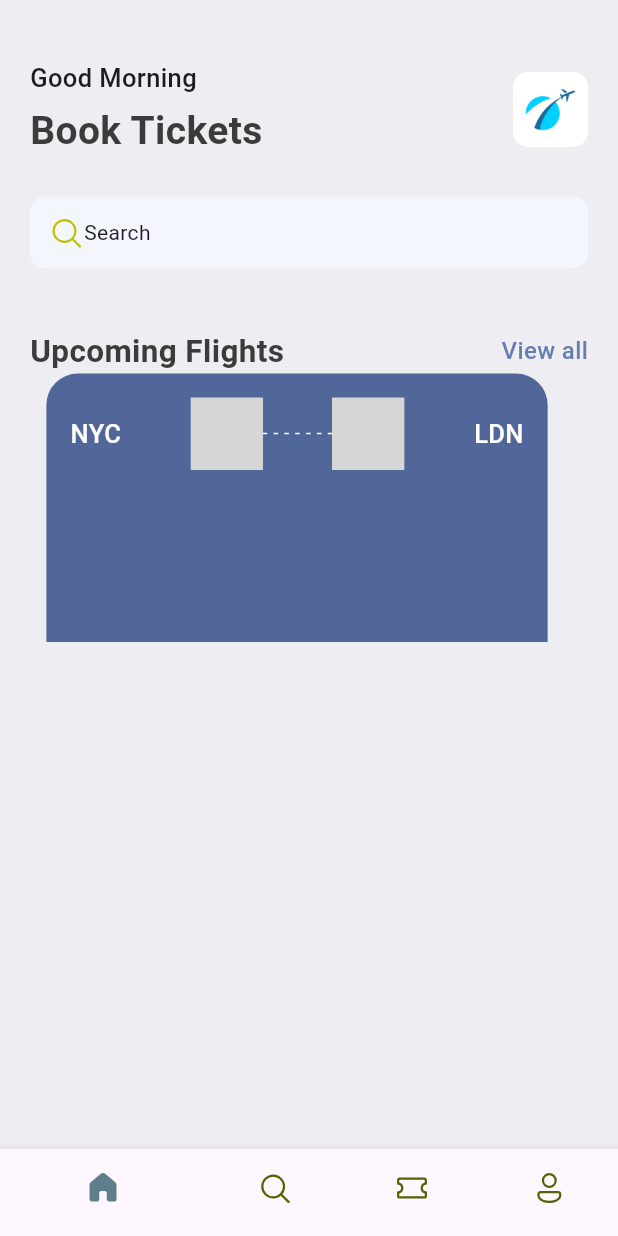
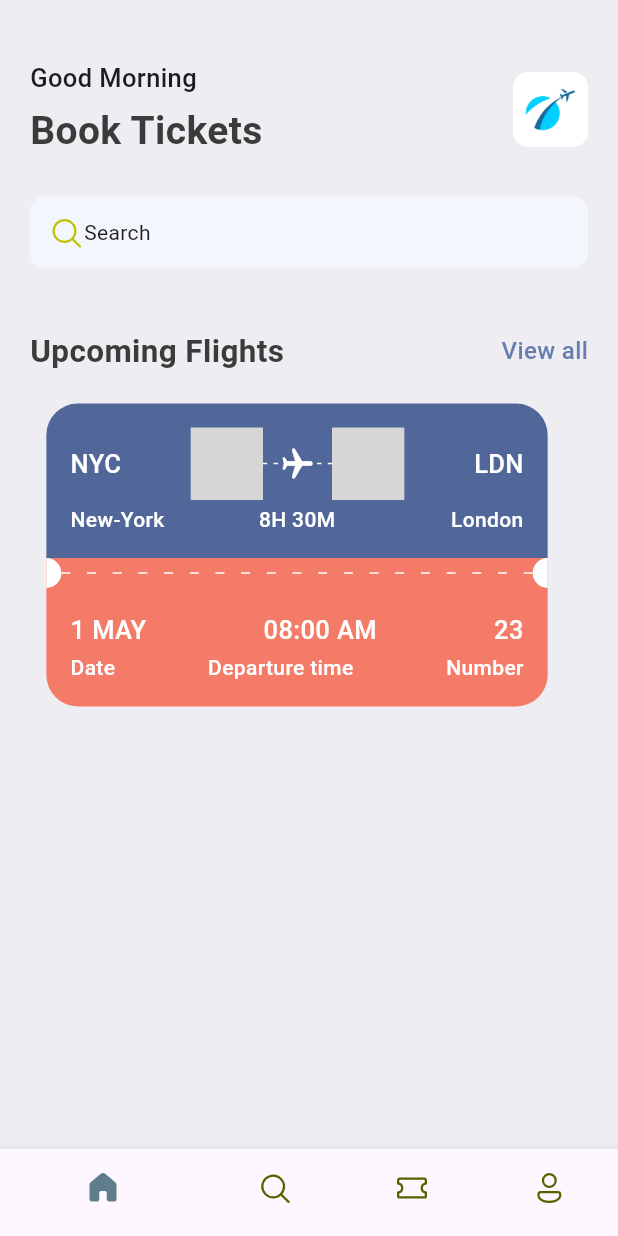
Before and after one commit to KarapetyanNarek/Ticket, a Flutter app: the screen it shows after launch, on a phone screen of 412 x 824 dp. Run offline on Flutter 3.47's test engine with Material 3 defaults, Android fonts, the light colour scheme and no system bars; our stand-ins replace fluentui_icons; grey boxes are pictures that could not be loaded.

Commit message:
Ticket Widget

```diff
--- a/lib/base/res/styles/app_styles.dart
+++ b/lib/base/res/styles/app_styles.dart
@@ -7,6 +7,7 @@ class AppStyles {
   static Color bgColor = const Color(0xFFeeedf2);
   static Color textColor = const Color(0xFF3b3b3b);
   static Color ticketBlue = const Color(0xFF526799);
+  static Color ticketOrange = const Color(0xFFF37B67);
 
   static TextStyle textStyle = TextStyle(
     fontSize: 16.0,
@@ -27,4 +28,8 @@ class AppStyles {
     fontSize: 17.0,
     fontWeight: FontWeight.w500,
   );
+  static TextStyle headLineStyle4 = const TextStyle(
+    fontSize: 14.0,
+    fontWeight: FontWeight.w500,
+  );
 }
--- a/lib/base/widgets/app_layoutbuilder_widget.dart
+++ b/lib/base/widgets/app_layoutbuilder_widget.dart
@@ -2,8 +2,9 @@ import 'package:flutter/material.dart';
 
 class AppLayoutBuilderWidget extends StatelessWidget {
   final int randomDivider;
+  final double width;
 
-  const AppLayoutBuilderWidget({super.key, required this.randomDivider});
+  const AppLayoutBuilderWidget({super.key, required this.randomDivider, this.width = 3});
 
   @override
   Widget build(BuildContext context) {
@@ -11,10 +12,10 @@ class AppLayoutBuilderWidget extends StatelessWidget {
       return Flex(
         mainAxisAlignment: MainAxisAlignment.spaceBetween,
         direction: Axis.horizontal,
-        children: List.generate((constraints.constrainWidth()/randomDivider).floor(), (index) => const SizedBox(
-          width: 3,
+        children: List.generate((constraints.constrainWidth()/randomDivider).floor(), (index) => SizedBox(
+          width: width,
           height: 1,
-          child: DecoratedBox(
+          child: const DecoratedBox(
               decoration: BoxDecoration(
                 color: Colors.white,
               )
--- /dev/null
+++ b/lib/base/widgets/big_circle.dart
@@ -0,0 +1,24 @@
+import 'package:flutter/material.dart';
+
+class BigCircle extends StatelessWidget {
+  final bool isRight;
+  const BigCircle({super.key, required this.isRight});
+
+  @override
+  Widget build(BuildContext context) {
+    return SizedBox(
+      height: 20,
+      width: 10,
+      child: DecoratedBox(decoration: BoxDecoration(
+          color: Colors.white,
+          borderRadius: isRight == true ? const BorderRadius.only(
+              topLeft: Radius.circular(10),
+              bottomLeft: Radius.circular(10)
+          ) : const BorderRadius.only(
+              topRight: Radius.circular(10),
+              bottomRight: Radius.circular(10)
+          )
+      )),
+    );
+  }
+}
--- a/lib/base/widgets/ticket_view.dart
+++ b/lib/base/widgets/ticket_view.dart
@@ -1,6 +1,7 @@
 import 'package:flutter/material.dart';
 import 'package:ticket_app/base/res/styles/app_styles.dart';
 import 'package:ticket_app/base/widgets/app_layoutbuilder_widget.dart';
+import 'package:ticket_app/base/widgets/big_circle.dart';
 
 import 'big_dot.dart';
 
@@ -13,9 +14,13 @@ class TicketView extends StatelessWidget {
 
     return SizedBox(
       width: size.width*0.85,
-      height: 179.0,
+      height: 189.0,
       child: Container(
         margin: const EdgeInsets.only(right: 16.0),
+        child: Column(
+          children: [
+            // blue part of the ticket
+            Container(
               padding: const EdgeInsets.all(16.0),
               decoration: BoxDecoration(
                 color: AppStyles.ticketBlue,
@@ -26,6 +31,7 @@ class TicketView extends StatelessWidget {
               ),
               child: Column(
                 children: [
+                  // show departure and destination with icons first line
                   Row(
                     children: [
                       Text(
@@ -36,13 +42,14 @@ class TicketView extends StatelessWidget {
                       ),
                       Expanded(child: Container()),
                       const BigDot(),
-                const Expanded(child: Stack(
+                      Expanded(child: Stack(
                         children: [
-                    SizedBox(
+                          const SizedBox(
                             height: 24,
                             child: AppLayoutBuilderWidget(randomDivider: 6),
                           ),
-                    // Center(child: Text('Plain')),
+                          Center(child: Transform.rotate(angle: 1.57,
+                          child: const Icon(Icons.local_airport_rounded, color: Colors.white))),
                         ],
                       )),
                       const BigDot(),
@@ -55,6 +62,119 @@ class TicketView extends StatelessWidget {
                       ),
                     ],
                   ),
+                  const SizedBox(height: 3),
+                  // show departure and destination names with time
+                  Row(
+                    children: [
+                      SizedBox(
+                        width: 100,
+                        child: Text(
+                          "New-York",
+                          style: AppStyles.headLineStyle4.copyWith(
+                              color: Colors.white
+                          ),
+                        ),
+                      ),
+                      Expanded(child: Container()),
+                      Text(
+                        "8H 30M",
+                        style: AppStyles.headLineStyle4.copyWith(
+                            color: Colors.white
+                        ),
+                      ),
+                      Expanded(child: Container()),
+                      SizedBox(
+                        width: 100,
+                        child: Text(
+                          "London",
+                          textAlign: TextAlign.end,
+                          style: AppStyles.headLineStyle4.copyWith(
+                              color: Colors.white
+                          ),
+                        ),
+                      ),
+                    ],
+                  ),
+                ],
+              ),
+            ),
+            // circles and dots
+            Container(
+              color: AppStyles.ticketOrange,
+              child: const Row(
+                children: [
+                  BigCircle(isRight: false),
+                  Expanded(child: AppLayoutBuilderWidget(randomDivider: 16, width: 6)),
+                  BigCircle(isRight: true),
+                ],
+              ),
+            ),
+            // orange part of ticket
+            Container(
+              padding: const EdgeInsets.all(16.0),
+              decoration: BoxDecoration(
+                color: AppStyles.ticketOrange,
+                borderRadius: const BorderRadius.only(
+                    bottomLeft: Radius.circular(21),
+                    bottomRight: Radius.circular(21)
+                ),
+              ),
+              child: Column(
+                children: [
+                  // show departure and destination with icons first line
+                  Row(
+                    children: [
+                      Text(
+                        "1 MAY",
+                        style: AppStyles.headLineStyle3.copyWith(
+                            color: Colors.white
+                        ),
+                      ),
+                      Expanded(child: Container()),
+                      Text(
+                        "08:00 AM",
+                        style: AppStyles.headLineStyle3.copyWith(
+                            color: Colors.white
+                        ),
+                      ),
+                      Expanded(child: Container()),
+                      Text(
+                        "23",
+                        style: AppStyles.headLineStyle3.copyWith(
+                            color: Colors.white
+                        ),
+                      ),
+                    ],
+                  ),
+                  const SizedBox(height: 3),
+                  // show departure and destination names with time
+                  Row(
+                    children: [
+                      Text(
+                        "Date",
+                        style: AppStyles.headLineStyle4.copyWith(
+                            color: Colors.white
+                        ),
+                      ),
+                      Expanded(child: Container()),
+                      Text(
+                        "Departure time",
+                        style: AppStyles.headLineStyle4.copyWith(
+                            color: Colors.white
+                        ),
+                      ),
+                      Expanded(child: Container()),
+                      Text(
+                        "Number",
+                        style: AppStyles.headLineStyle4.copyWith(
+                            color: Colors.white
+                        ),
+                      ),
+                    ],
+                  ),
+                ],
+              ),
+            ),
           ],
         ),
       ),
--- a/lib/screens/home_screen.dart
+++ b/lib/screens/home_screen.dart
@@ -72,6 +72,7 @@ class HomeScreen extends StatelessWidget {
                   bigText: 'Upcoming Flights',
                   smallText: 'View all',
                 ),
+                const SizedBox(height: 20.0),
                 TicketView(),
               ],
             ),
```
Lines whose indentation alone changed are shown as unchanged.
